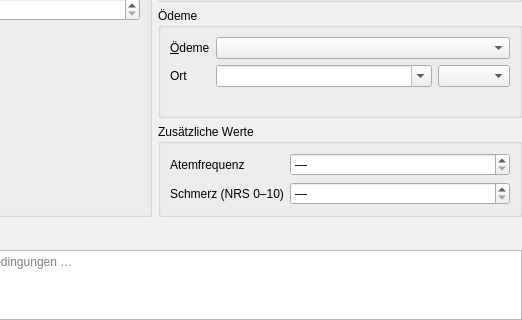
mbergmann-sh/VitaParms, file forms/vitalform.ui: the form before one commit; both pictures show x 218 to 740 and y 407 to 727 of the 740 by 727 pixel window.
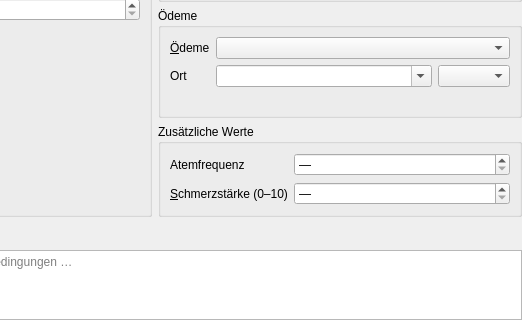
The form after the commit.

Diff of the .ui file:
```diff
--- a/forms/vitalform.ui
+++ b/forms/vitalform.ui
@@ -535,7 +535,8 @@
             </item>
             <item row="1" column="0">
              <widget class="QLabel" name="painLabel">
-              <property name="text"><string>Schmerz (NRS 0–10)</string></property>
+              <property name="text"><string>&amp;Schmerzstärke (0–10)</string></property>
+              <property name="buddy"><cstring>painSpin</cstring></property>
              </widget>
             </item>
             <item row="1" column="1">
```
Left out of the diff: 4 changed lines with no effect on the pictures.
